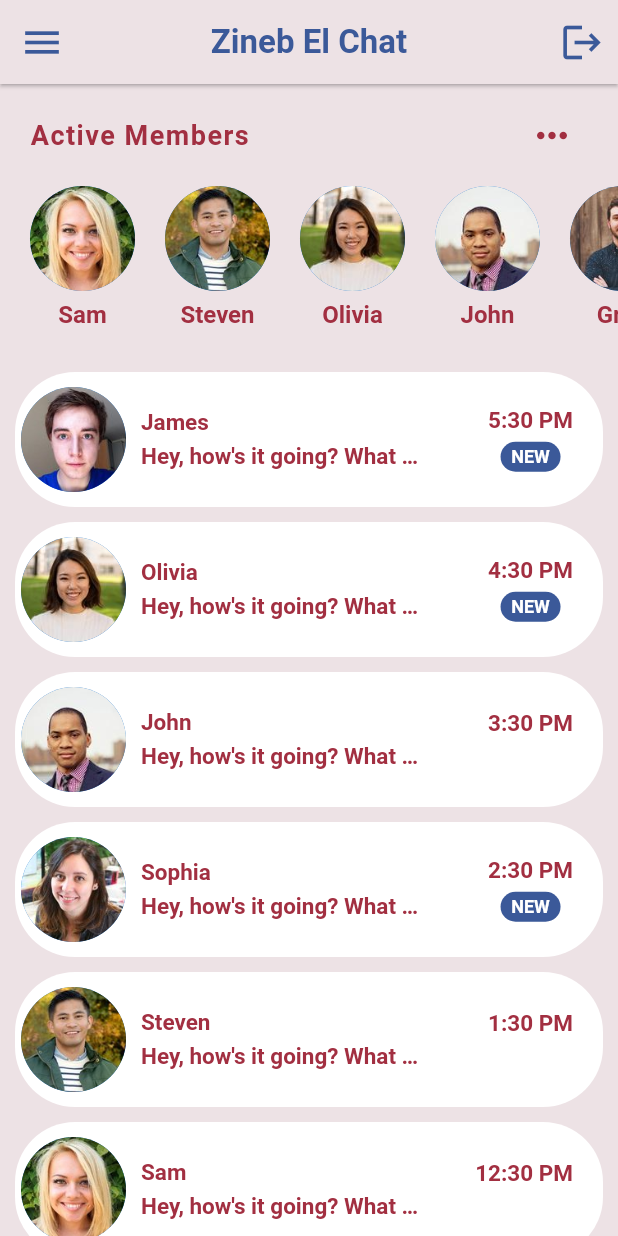
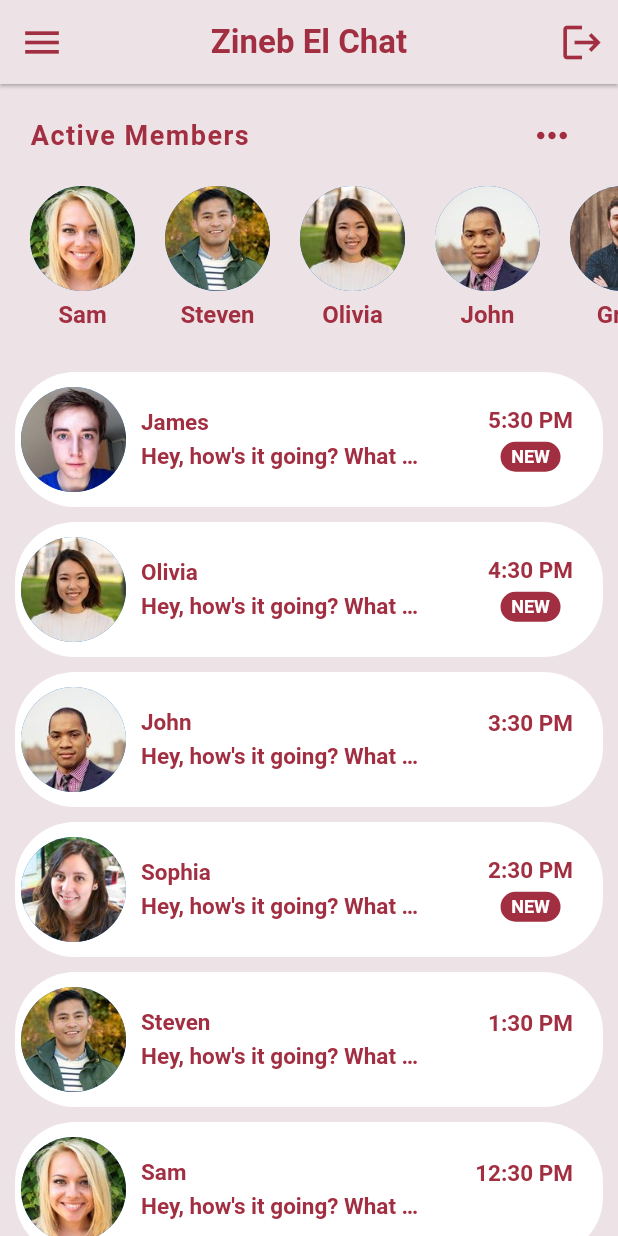
Before and after one commit to Sanoj-Raja/zineb_el_chat, a Flutter app: the screen it shows after launch, after a tap on the "arrow forward" icon, on a phone screen of 412 x 824 dp. Run offline on Flutter 3.47's test engine with Material 2 defaults, Android fonts, the light colour scheme and no system bars; our stand-ins replace flutter_icons, get, get_storage.

Commit message:
Fixed all UI Colors.

```diff
--- a/lib/app/core/constants/app_colors.dart
+++ b/lib/app/core/constants/app_colors.dart
@@ -1,14 +1,9 @@
 import 'package:flutter/material.dart';
 
 class AppColors {
-  static const Color darkBlackTextColor = Color.fromRGBO(0, 0, 0, 1);
-  static const Color greyIconColor = Color(0xFFB6C7D1);
-  static const Color lightBlueInactiveIconColor = Color(0xFF3B5999);
-  static const Color darkBlueActiveIconColor = Color(0xFF09126C);
-  static const Color redGoogleIconColor = Color(0xFFDE4B39);
-  static const Color whiteBackgroundColor = Color(0xFFECF3F9);
-  static const Color yellowishOrangColor = Color(0xFFFFB74D);
-  static const Color darkOrangColor = Color(0xFFFF7043);
-  static const Color lightPinkSplashColor = Color.fromRGBO(237, 226, 229, 1);
-  static const Color darKPinkSplashColor = Color.fromRGBO(162, 47, 65, 1);
+  static const Color textColor = Color.fromRGBO(0, 0, 0, 1);
+  static const Color lightInactiveColor = Color.fromRGBO(227, 159, 169, 1);
+  static const Color offWhiteBackgroundColor = Color(0xFFECF3F9);
+  static const Color secondaryAppThemeColor = Color.fromRGBO(237, 226, 229, 1);
+  static const Color primaryAppThemeColor = Color.fromRGBO(162, 47, 65, 1);
 }
--- a/lib/app/core/utils/text_fields.dart
+++ b/lib/app/core/utils/text_fields.dart
@@ -36,21 +36,23 @@ class UniversalTextField extends StatelessWidget {
         decoration: InputDecoration(
           prefixIcon: Icon(
             icon,
-            color: AppColors.lightBlueInactiveIconColor,
+            color: AppColors.primaryAppThemeColor,
           ),
           enabledBorder: OutlineInputBorder(
-            borderSide: BorderSide(color: AppColors.darkBlackTextColor),
+            borderSide: BorderSide(color: AppColors.primaryAppThemeColor),
             borderRadius: BorderRadius.all(Radius.circular(35.0)),
           ),
           focusedBorder: OutlineInputBorder(
-            borderSide: BorderSide(color: AppColors.darkBlackTextColor),
+            borderSide: BorderSide(color: AppColors.primaryAppThemeColor),
             borderRadius: BorderRadius.all(Radius.circular(35.0)),
           ),
           contentPadding: EdgeInsets.all(10),
           hintText: hintText,
-          hintStyle: TextStyle(fontSize: 14, color: AppColors.darkBlackTextColor),
+          hintStyle:
+              TextStyle(fontSize: 14, color: AppColors.primaryAppThemeColor),
           labelText: labelText,
-          labelStyle: TextStyle(fontSize: 14, color: AppColors.darkBlackTextColor),
+          labelStyle:
+              TextStyle(fontSize: 14, color: AppColors.primaryAppThemeColor),
         ),
       ),
     );
--- a/lib/app/modules/chat/views/chat_view.dart
+++ b/lib/app/modules/chat/views/chat_view.dart
@@ -11,14 +11,14 @@ class ChatView extends GetView<ChatController> {
       backgroundColor: Colors.white,
       appBar: AppBar(
         leading: BackButton(
-          color: AppColors.lightBlueInactiveIconColor,
+          color: AppColors.primaryAppThemeColor,
         ),
         centerTitle: true,
-        backgroundColor: AppColors.lightPinkSplashColor,
+        backgroundColor: AppColors.secondaryAppThemeColor,
         title: Text(
           controller.user.name,
           style: TextStyle(
-            color: AppColors.lightBlueInactiveIconColor,
+            color: AppColors.primaryAppThemeColor,
             fontSize: 22.0,
             fontWeight: FontWeight.bold,
           ),
@@ -28,7 +28,7 @@ class ChatView extends GetView<ChatController> {
           IconButton(
             icon: Icon(Icons.more_horiz),
             iconSize: 30.0,
-            color: AppColors.lightBlueInactiveIconColor,
+            color: AppColors.primaryAppThemeColor,
             onPressed: () {},
           ),
         ],
@@ -87,8 +87,8 @@ class ChatView extends GetView<ChatController> {
       width: Get.width * 0.75,
       decoration: BoxDecoration(
         color: isMe
-            ? AppColors.darKPinkSplashColor
-            : AppColors.lightPinkSplashColor,
+            ? AppColors.primaryAppThemeColor
+            : AppColors.secondaryAppThemeColor,
         borderRadius: isMe
             ? BorderRadius.only(
                 topLeft: Radius.circular(15.0),
@@ -105,7 +105,7 @@ class ChatView extends GetView<ChatController> {
           Text(
             message.time,
             style: TextStyle(
-              color: isMe ? Colors.white : AppColors.lightBlueInactiveIconColor,
+              color: isMe ? Colors.white : AppColors.primaryAppThemeColor,
               fontSize: 12.0,
               fontWeight: FontWeight.w600,
             ),
@@ -114,7 +114,7 @@ class ChatView extends GetView<ChatController> {
           Text(
             message.text,
             style: TextStyle(
-              color: isMe ? Colors.white : AppColors.lightBlueInactiveIconColor,
+              color: isMe ? Colors.white : AppColors.primaryAppThemeColor,
               fontSize: 16.0,
               fontWeight: FontWeight.w600,
             ),
@@ -134,8 +134,8 @@ class ChatView extends GetView<ChatController> {
               : Icon(Icons.favorite_border),
           iconSize: 30.0,
           color: message.isLiked
-              ? AppColors.darKPinkSplashColor
-              : AppColors.lightPinkSplashColor,
+              ? AppColors.primaryAppThemeColor
+              : AppColors.lightInactiveColor,
           onPressed: () {},
         )
       ],
@@ -167,7 +167,7 @@ class ChatView extends GetView<ChatController> {
           IconButton(
             icon: Icon(Icons.send),
             iconSize: 25.0,
-            color: AppColors.darKPinkSplashColor,
+            color: AppColors.primaryAppThemeColor,
             onPressed: () {},
           ),
         ],
--- a/lib/app/modules/home/views/home_view.dart
+++ b/lib/app/modules/home/views/home_view.dart
@@ -10,13 +10,13 @@ class HomeView extends GetView<HomeController> {
   @override
   Widget build(BuildContext context) {
     return Scaffold(
-      backgroundColor: AppColors.lightPinkSplashColor,
+      backgroundColor: AppColors.secondaryAppThemeColor,
       appBar: AppBar(
-        backgroundColor: AppColors.lightPinkSplashColor,
+        backgroundColor: AppColors.secondaryAppThemeColor,
         leading: IconButton(
           icon: Icon(Icons.menu),
           iconSize: 30.0,
-          color: AppColors.lightBlueInactiveIconColor,
+          color: AppColors.primaryAppThemeColor,
           onPressed: () {},
         ),
         centerTitle: true,
@@ -25,7 +25,7 @@ class HomeView extends GetView<HomeController> {
           style: TextStyle(
             fontSize: 22.0,
             fontWeight: FontWeight.bold,
-            color: AppColors.lightBlueInactiveIconColor,
+            color: AppColors.primaryAppThemeColor,
           ),
         ),
         elevation: 1.0,
@@ -33,7 +33,7 @@ class HomeView extends GetView<HomeController> {
           IconButton(
             icon: Icon(Icons.logout),
             iconSize: 30.0,
-            color: AppColors.lightBlueInactiveIconColor,
+            color: AppColors.primaryAppThemeColor,
             onPressed: () {
               print('Logout has been clicked.');
               Get.offAllNamed(Routes.LOGIN_AND_SIGNUP);
@@ -43,7 +43,7 @@ class HomeView extends GetView<HomeController> {
       ),
       body: Container(
         decoration: BoxDecoration(
-          color: AppColors.lightPinkSplashColor,
+          color: AppColors.secondaryAppThemeColor,
           borderRadius: BorderRadius.only(
             topLeft: Radius.circular(30.0),
             topRight: Radius.circular(30.0),
--- a/lib/app/modules/login_and_signup/controllers/login_and_signup_controller.dart
+++ b/lib/app/modules/login_and_signup/controllers/login_and_signup_controller.dart
@@ -4,7 +4,7 @@ import 'package:zineb_el_chat/app/routes/app_pages.dart';
 class LoginAndSignupController extends GetxController {
   RxBool isSignupScreen = true.obs;
   RxBool isMale = true.obs;
-  RxBool isRememberMe = false.obs;
+  RxBool isRememberMe = true.obs;
   @override
   void onInit() {
     super.onInit();
--- a/lib/app/modules/login_and_signup/views/login_and_signup_view.dart
+++ b/lib/app/modules/login_and_signup/views/login_and_signup_view.dart
@@ -13,10 +13,11 @@ class LoginAndSignupView extends GetView<LoginAndSignupController> {
     return SafeArea(
       child: Scaffold(
         bottomNavigationBar: BottomAppBar(
-          color: AppColors.whiteBackgroundColor,
+          elevation: 0,
+          color: AppColors.offWhiteBackgroundColor,
           child: bottomGoogleLoginButton(),
         ),
-        backgroundColor: AppColors.whiteBackgroundColor,
+        backgroundColor: AppColors.offWhiteBackgroundColor,
         body: Stack(
           alignment: AlignmentDirectional.bottomCenter,
           children: [
@@ -45,7 +46,7 @@ class LoginAndSignupView extends GetView<LoginAndSignupController> {
         ),
         child: Container(
           padding: EdgeInsets.only(top: 50, left: 20),
-          color: Color(0xFF3b5999).withOpacity(.85),
+          color: AppColors.secondaryAppThemeColor.withOpacity(.8),
           child: Obx(
             () => Column(
               crossAxisAlignment: CrossAxisAlignment.start,
@@ -56,7 +57,7 @@ class LoginAndSignupView extends GetView<LoginAndSignupController> {
                     style: TextStyle(
                       fontSize: 26,
                       letterSpacing: 2,
-                      color: Colors.yellow[700],
+                      color: AppColors.primaryAppThemeColor,
                     ),
                     children: [
                       TextSpan(
@@ -66,7 +67,7 @@ class LoginAndSignupView extends GetView<LoginAndSignupController> {
                         style: TextStyle(
                           fontSize: 25,
                           fontWeight: FontWeight.bold,
-                          color: Colors.yellow[700],
+                          color: AppColors.primaryAppThemeColor,
                         ),
                       )
                     ],
@@ -77,11 +78,11 @@ class LoginAndSignupView extends GetView<LoginAndSignupController> {
                 ),
                 Text(
                   controller.isSignupScreen.value
-                      ? "Sign Up to Continue"
+                      ? "Signup to Continue"
                       : "Login to Continue",
                   style: TextStyle(
                     letterSpacing: 1,
-                    color: Colors.white,
+                    color: AppColors.primaryAppThemeColor,
                   ),
                 )
               ],
@@ -143,15 +144,16 @@ class LoginAndSignupView extends GetView<LoginAndSignupController> {
                                       fontSize: 16,
                                       fontWeight: FontWeight.bold,
                                       color: !controller.isSignupScreen.value
-                                            ? AppColors.darkBlueActiveIconColor
-                                            : AppColors.darkBlackTextColor),
+                                          ? AppColors.primaryAppThemeColor
+                                          : AppColors.lightInactiveColor,
+                                    ),
                                   ),
                                   if (!controller.isSignupScreen.value)
                                     Container(
                                       margin: EdgeInsets.only(top: 3),
                                       height: 2,
                                       width: 55,
-                                      color: Colors.orange,
+                                      color: AppColors.primaryAppThemeColor,
                                     )
                                 ],
                               ),
@@ -168,15 +170,16 @@ class LoginAndSignupView extends GetView<LoginAndSignupController> {
                                       fontSize: 16,
                                       fontWeight: FontWeight.bold,
                                       color: controller.isSignupScreen.value
-                                            ? AppColors.darkBlueActiveIconColor
-                                            : AppColors.darkBlackTextColor),
+                                          ? AppColors.primaryAppThemeColor
+                                          : AppColors.lightInactiveColor,
+                                    ),
                                   ),
                                   if (controller.isSignupScreen.value)
                                     Container(
                                       margin: EdgeInsets.only(top: 3),
                                       height: 2,
                                       width: 55,
-                                      color: Colors.orange,
+                                      color: AppColors.primaryAppThemeColor,
                                     )
                                 ],
                               ),
@@ -221,18 +224,23 @@ class LoginAndSignupView extends GetView<LoginAndSignupController> {
             children: [
               Row(
                 children: [
-                  Checkbox(
+                  Theme(
+                    data: Get.theme.copyWith(
+                      unselectedWidgetColor: AppColors.primaryAppThemeColor,
+                    ),
+                    child: Checkbox(
                       value: controller.isRememberMe.value,
-                    activeColor: AppColors.darkBlackTextColor,
+                      activeColor: AppColors.primaryAppThemeColor,
                       onChanged: (value) {
                         controller.isRememberMe.value = value;
                       },
                     ),
+                  ),
                   Text(
-                    "Remember me",
+                    "Remember Me",
                     style: TextStyle(
                       fontSize: 12,
-                      color: AppColors.darkBlackTextColor,
+                      color: AppColors.primaryAppThemeColor,
                     ),
                   )
                 ],
@@ -243,7 +251,7 @@ class LoginAndSignupView extends GetView<LoginAndSignupController> {
                   "Forgot Password?",
                   style: TextStyle(
                     fontSize: 12,
-                    color: AppColors.darkBlackTextColor,
+                    color: AppColors.primaryAppThemeColor,
                   ),
                 ),
               )
@@ -297,12 +305,12 @@ class LoginAndSignupView extends GetView<LoginAndSignupController> {
             child: RichText(
               textAlign: TextAlign.center,
               text: TextSpan(
-                text: "By pressing 'Submit' you agree to our ",
-                style: TextStyle(color: AppColors.darkBlackTextColor),
+                text: "By pressing 'Button' you agree to our ",
+                style: TextStyle(color: AppColors.textColor),
                 children: [
                   TextSpan(
-                    text: "\nterm & conditions",
-                    style: TextStyle(color: Colors.orange),
+                    text: "\nTerm & Conditions.",
+                    style: TextStyle(color: AppColors.primaryAppThemeColor),
                   ),
                 ],
               ),
@@ -327,25 +335,25 @@ class LoginAndSignupView extends GetView<LoginAndSignupController> {
             decoration: BoxDecoration(
               border: Border.all(
                 width: 1.2,
-                color: !controller.isMale.value
-                    ? AppColors.darkBlackTextColor
-                    : AppColors.darkBlueActiveIconColor,
+                color: controller.isMale.value
+                    ? AppColors.primaryAppThemeColor
+                    : AppColors.lightInactiveColor,
               ),
               borderRadius: BorderRadius.circular(15),
             ),
             child: Icon(
               MaterialCommunityIcons.human_male,
-              color: !controller.isMale.value
-                  ? AppColors.darkBlackTextColor
-                  : AppColors.darkBlueActiveIconColor,
+              color: controller.isMale.value
+                  ? AppColors.primaryAppThemeColor
+                  : AppColors.lightInactiveColor,
             ),
           ),
           Text(
             'Male',
             style: TextStyle(
-              color: !controller.isMale.value
-                  ? AppColors.darkBlackTextColor
-                  : AppColors.darkBlueActiveIconColor,
+              color: controller.isMale.value
+                  ? AppColors.primaryAppThemeColor
+                  : AppColors.lightInactiveColor,
             ),
           )
         ],
@@ -367,25 +375,25 @@ class LoginAndSignupView extends GetView<LoginAndSignupController> {
             decoration: BoxDecoration(
               border: Border.all(
                 width: 1.2,
-                color: controller.isMale.value
-                    ? AppColors.darkBlackTextColor
-                    : AppColors.darkBlueActiveIconColor,
+                color: !controller.isMale.value
+                    ? AppColors.primaryAppThemeColor
+                    : AppColors.lightInactiveColor,
               ),
               borderRadius: BorderRadius.circular(15),
             ),
             child: Icon(
               MaterialCommunityIcons.human_female,
-              color: controller.isMale.value
-                  ? AppColors.darkBlackTextColor
-                  : AppColors.darkBlueActiveIconColor,
+              color: !controller.isMale.value
+                  ? AppColors.primaryAppThemeColor
+                  : AppColors.lightInactiveColor,
             ),
           ),
           Text(
             'Female',
             style: TextStyle(
-              color: controller.isMale.value
-                  ? AppColors.darkBlackTextColor
-                  : AppColors.darkBlueActiveIconColor,
+              color: !controller.isMale.value
+                  ? AppColors.primaryAppThemeColor
+                  : AppColors.lightInactiveColor,
             ),
           )
         ],
@@ -414,10 +422,10 @@ class LoginAndSignupView extends GetView<LoginAndSignupController> {
           ),
           child: Container(
             decoration: BoxDecoration(
-              gradient: LinearGradient(
-                  colors: [Colors.orange[200], Colors.red[400]],
-                  begin: Alignment.topLeft,
-                  end: Alignment.bottomRight),
+              gradient: LinearGradient(colors: [
+                AppColors.secondaryAppThemeColor,
+                AppColors.primaryAppThemeColor,
+              ], begin: Alignment.topLeft, end: Alignment.bottomRight),
               borderRadius: BorderRadius.circular(30),
               boxShadow: [
                 BoxShadow(
@@ -450,12 +458,12 @@ class LoginAndSignupView extends GetView<LoginAndSignupController> {
                   ? buildTextButton(
                       MaterialCommunityIcons.google_plus,
                       'Sign up with Google',
-                      AppColors.redGoogleIconColor,
+                      AppColors.primaryAppThemeColor,
                     )
                   : buildTextButton(
                       MaterialCommunityIcons.google_plus,
                       'Log in with Google',
-                      AppColors.redGoogleIconColor,
+                      AppColors.primaryAppThemeColor,
                     ),
               // Text('CLick')
             ],
@@ -472,9 +480,17 @@ TextButton buildTextButton(IconData icon, String title, Color backgroundColor) {
       print('button has been clicked.');
     },
     style: TextButton.styleFrom(
-        side: BorderSide(width: 1, color: Colors.grey),
-        minimumSize: Size(Get.width * .8, Get.height * .06),
-        shape: RoundedRectangleBorder(borderRadius: BorderRadius.circular(20)),
+        side: BorderSide(
+          width: 1,
+          color: AppColors.secondaryAppThemeColor,
+        ),
+        minimumSize: Size(
+          Get.width * .8,
+          Get.height * .06,
+        ),
+        shape: RoundedRectangleBorder(
+          borderRadius: BorderRadius.circular(20),
+        ),
         primary: Colors.white,
         backgroundColor: backgroundColor),
     child: Row(
--- a/lib/app/modules/splash/views/splash_view.dart
+++ b/lib/app/modules/splash/views/splash_view.dart
@@ -10,7 +10,7 @@ class SplashView extends GetView<SplashController> {
     controller.onInit();
     return SafeArea(
       child: Scaffold(
-        backgroundColor: AppColors.lightPinkSplashColor,
+        backgroundColor: AppColors.secondaryAppThemeColor,
         body: Center(
           child: Container(
             height: 250,
--- a/lib/app/widgets/active_members.dart
+++ b/lib/app/widgets/active_members.dart
@@ -19,7 +19,7 @@ class ActiveMembers extends StatelessWidget {
                 Text(
                   'Active Members',
                   style: TextStyle(
-                    color: AppColors.darKPinkSplashColor,
+                    color: AppColors.primaryAppThemeColor,
                     fontSize: 18.0,
                     fontWeight: FontWeight.bold,
                     letterSpacing: 1.0,
@@ -30,7 +30,7 @@ class ActiveMembers extends StatelessWidget {
                     Icons.more_horiz,
                   ),
                   iconSize: 30.0,
-                  color: AppColors.darKPinkSplashColor,
+                  color: AppColors.primaryAppThemeColor,
                   onPressed: () {},
                 ),
               ],
@@ -63,7 +63,7 @@ class ActiveMembers extends StatelessWidget {
                         Text(
                           favorites[index].name,
                           style: TextStyle(
-                            color: AppColors.darKPinkSplashColor,
+                            color: AppColors.primaryAppThemeColor,
                             fontSize: 16.0,
                             fontWeight: FontWeight.w600,
                           ),
--- a/lib/app/widgets/recent_chats.dart
+++ b/lib/app/widgets/recent_chats.dart
@@ -8,7 +8,7 @@ class RecentChats extends StatelessWidget {
     return Expanded(
       child: Container(
         decoration: BoxDecoration(
-          color: AppColors.lightPinkSplashColor,
+          color: AppColors.secondaryAppThemeColor,
           borderRadius: BorderRadius.only(
             topLeft: Radius.circular(30.0),
             topRight: Radius.circular(30.0),
@@ -53,7 +53,7 @@ class RecentChats extends StatelessWidget {
                               Text(
                                 chat.sender.name,
                                 style: TextStyle(
-                                  color: AppColors.darKPinkSplashColor,
+                                  color: AppColors.primaryAppThemeColor,
                                   fontSize: 15.0,
                                   fontWeight: FontWeight.bold,
                                 ),
@@ -64,7 +64,7 @@ class RecentChats extends StatelessWidget {
                                 child: Text(
                                   chat.text,
                                   style: TextStyle(
-                                    color: AppColors.darKPinkSplashColor,
+                                    color: AppColors.primaryAppThemeColor,
                                     fontSize: 15.0,
                                     fontWeight: FontWeight.bold,
                                   ),
@@ -80,7 +80,7 @@ class RecentChats extends StatelessWidget {
                           Text(
                             chat.time,
                             style: TextStyle(
-                              color: AppColors.darKPinkSplashColor,
+                              color: AppColors.primaryAppThemeColor,
                               fontSize: 15.0,
                               fontWeight: FontWeight.bold,
                             ),
@@ -91,7 +91,7 @@ class RecentChats extends StatelessWidget {
                                   width: 40.0,
                                   height: 20.0,
                                   decoration: BoxDecoration(
-                                    color: AppColors.lightBlueInactiveIconColor,
+                                    color: AppColors.primaryAppThemeColor,
                                     borderRadius: BorderRadius.circular(30.0),
                                   ),
                                   alignment: Alignment.center,
--- a/lib/main.dart
+++ b/lib/main.dart
@@ -31,8 +31,8 @@ void main() async {
         middleText: 'Something went wrong try again later.',
         middleTextStyle: TextStyle(fontSize: 18),
         radius: 5,
-        buttonColor: AppColors.lightBlueInactiveIconColor,
-        confirmTextColor: AppColors.darkBlackTextColor,
+        buttonColor: AppColors.primaryAppThemeColor,
+        confirmTextColor: AppColors.textColor,
         textConfirm: 'Go Back',
         onConfirm: () {
           Get.back();
```
Lines whose indentation alone changed are shown as unchanged.
